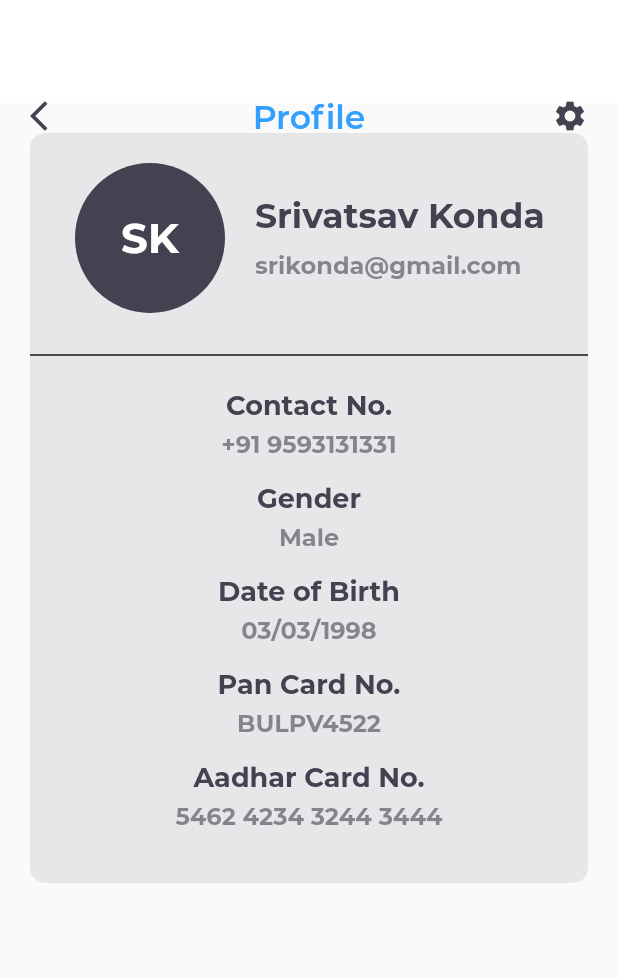
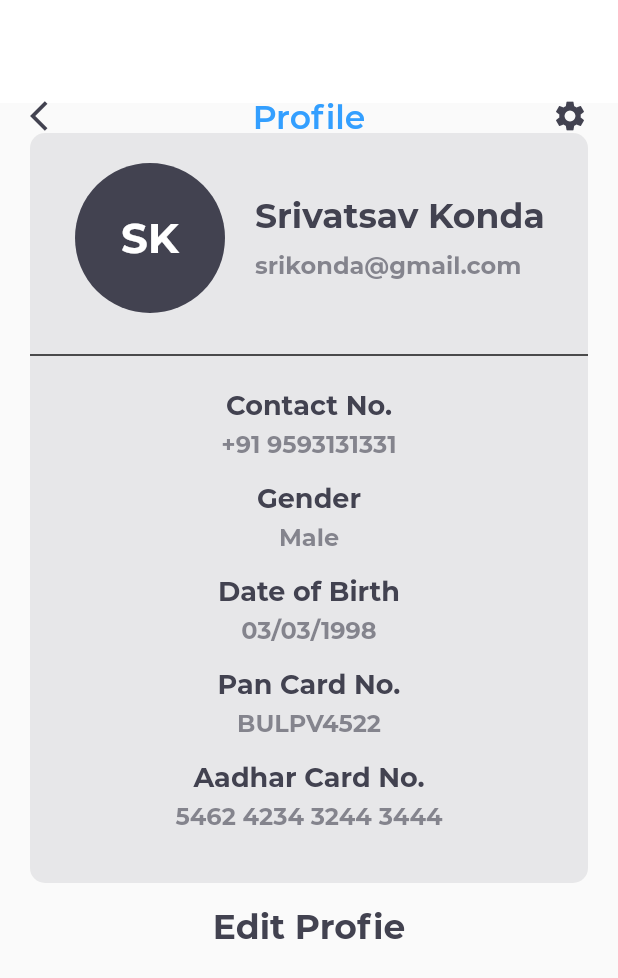
Before and after one commit to sri1sri/hack_covid, a Flutter app: the F_Dashboard screen opened directly, after a tap on "SV", on a phone screen of 412 x 824 dp. Shown: the top 978 px of the screen. Run offline on Flutter 3.47's test engine with Material 2 defaults, Android fonts, the phone set to English and light mode, and no system bars; our stand-ins replace flutter_form_builder, flutter_offline, image_picker; missing offline and left inert: flutter_contact, popup_menu.

Commit message:
profile,settings,customappbar

```diff
--- a/lib/HomeScreens/profile.dart
+++ b/lib/HomeScreens/profile.dart
@@ -162,6 +162,11 @@ class _F_ProfilePageState extends State<F_ProfilePage> {
                             ) ,
 
                           ),
+                          SizedBox(height: 15,),
+                          GestureDetector(
+                              child: Text("Edit Profie",style: titleStyleTheam,),
+                            onTap: (){},
+                          )
                         ],
                       ),
                     ),
```
